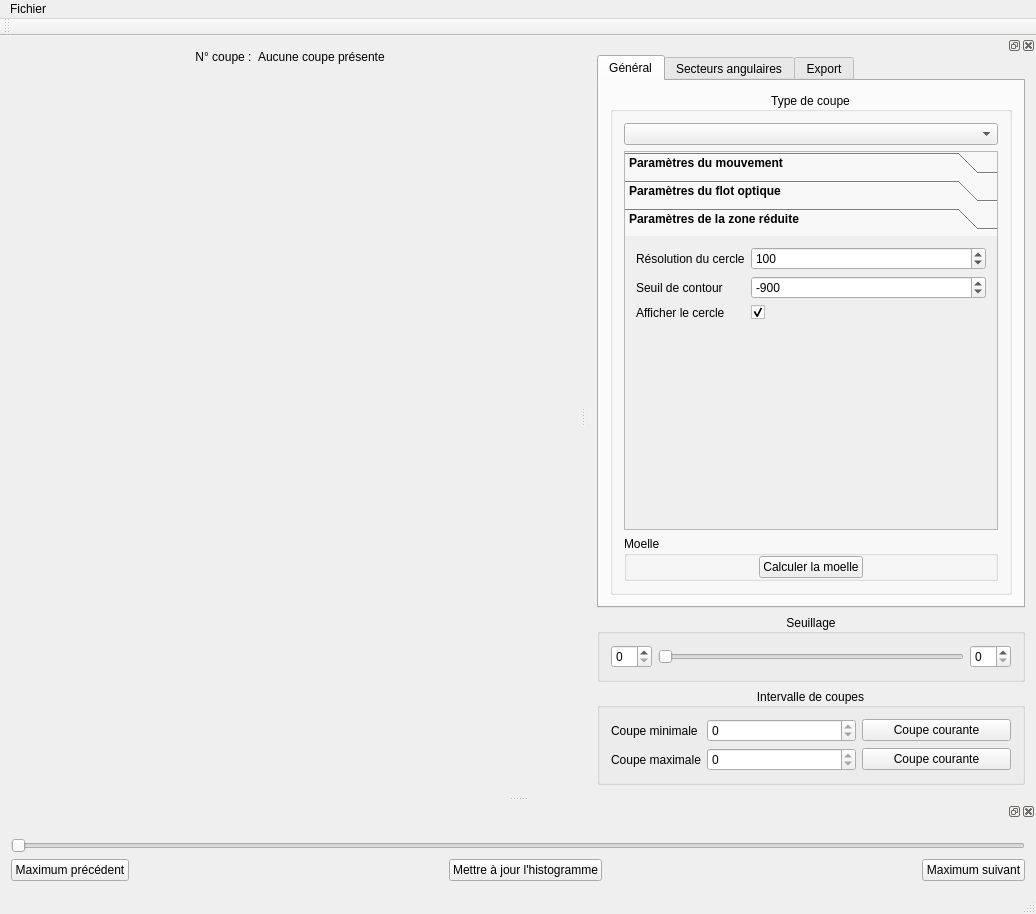
First picture: the form in ui/mainwindow.ui, repository akrah/TKDetection, before the edit.
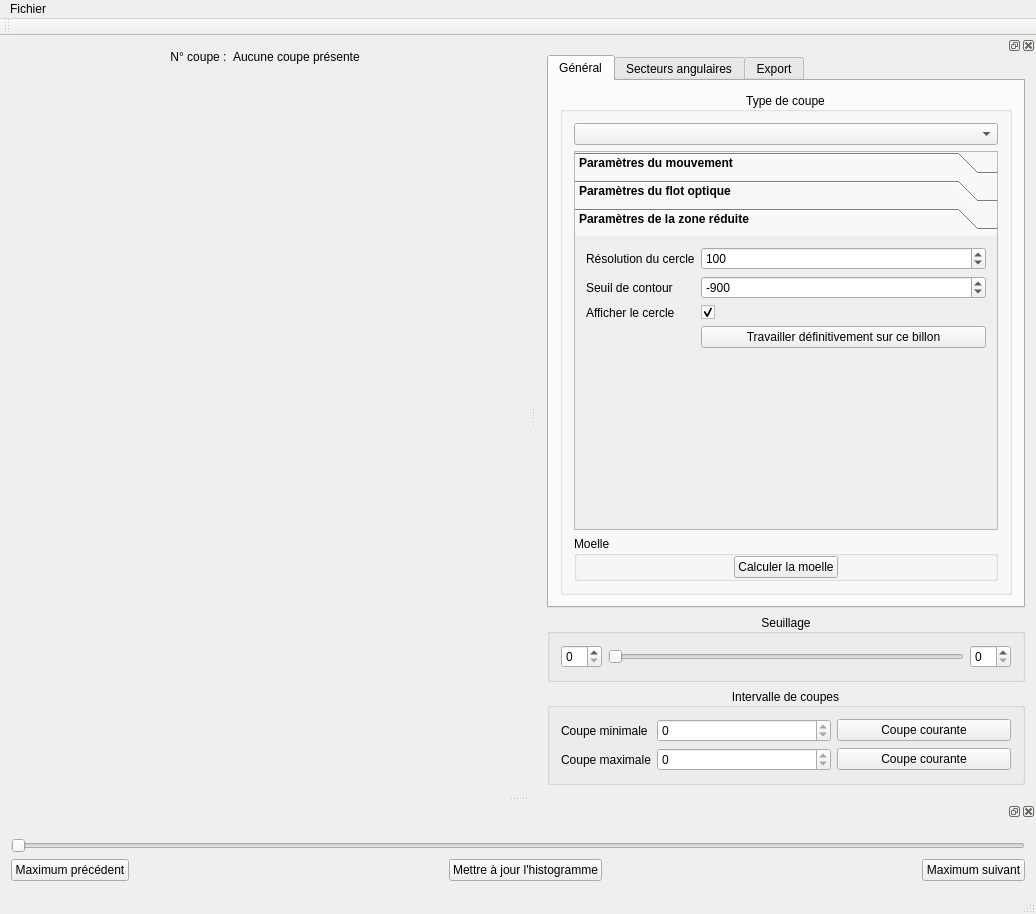
Second picture: the form after the edit. The open tabs and pages were chosen to show the change. Custom widgets are drawn as their Qt base class.

Commit message: Possibilité de travailler sur le billon restreint.

Diff of the .ui file:
```diff
--- a/ui/mainwindow.ui
+++ b/ui/mainwindow.ui
@@ -104,7 +104,7 @@
           <rect>
            <x>0</x>
            <y>0</y>
-           <width>565</width>
+           <width>515</width>
            <height>660</height>
           </rect>
          </property>
@@ -171,7 +171,7 @@
   <widget class="QDockWidget" name="dockWidget_2">
    <property name="minimumSize">
     <size>
-     <width>450</width>
+     <width>500</width>
      <height>708</height>
     </size>
    </property>
@@ -470,7 +470,7 @@
                 <rect>
                  <x>0</x>
                  <y>0</y>
-                 <width>382</width>
+                 <width>432</width>
                  <height>194</height>
                 </rect>
                </property>
@@ -574,6 +574,19 @@
                   </property>
                  </widget>
                 </item>
+                <item row="3" column="1">
+                 <widget class="QPushButton" name="_buttonWorkOnRestrictedBillon">
+                  <property name="font">
+                   <font>
+                    <weight>50</weight>
+                    <bold>false</bold>
+                   </font>
+                  </property>
+                  <property name="text">
+                   <string>Travailler définitivement sur ce billon</string>
+                  </property>
+                 </widget>
+                </item>
                </layout>
               </widget>
              </widget>
```
Left out of the diff: 2 changed lines with no effect on the pictures. The commit also changes 3 other files.
